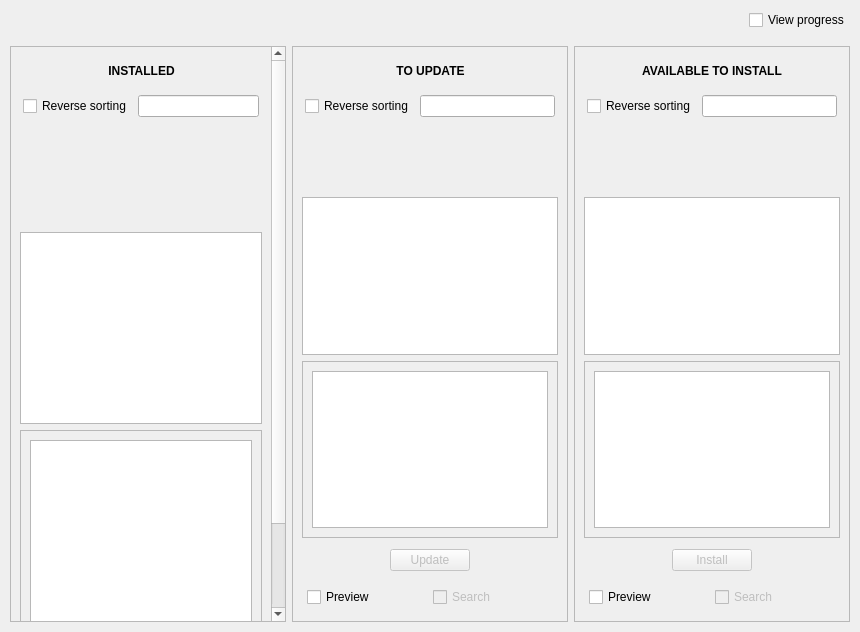
Old version of the form src/mainwindowview.ui in the repository juliagoda/pak-gui.
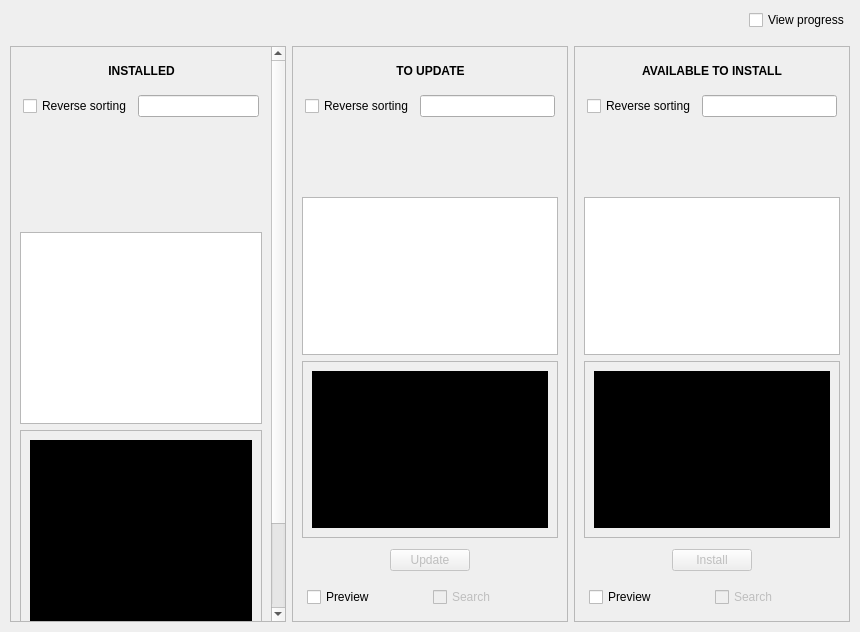
New version of the form.

```diff
--- a/src/mainwindowview.ui
+++ b/src/mainwindowview.ui
@@ -293,7 +293,14 @@
               </property>
               <layout class="QVBoxLayout" name="verticalLayout_4">
                <item>
-                <widget class="QTextBrowser" name="text_browser_tab_uninstall"/>
+                <widget class="QTextBrowser" name="text_browser_tab_uninstall">
+                 <property name="styleSheet">
+                  <string notr="true">color: white;
+background-color: black;
+font-family: Lucida Console,Lucida Sans Typewriter,monaco,Bitstream Vera Sans Mono,monospace;
+padding: 3px;</string>
+                 </property>
+                </widget>
                </item>
               </layout>
              </widget>
@@ -584,7 +591,14 @@
               </property>
               <layout class="QVBoxLayout" name="verticalLayout_5">
                <item>
-                <widget class="QTextBrowser" name="text_browser_tab_update"/>
+                <widget class="QTextBrowser" name="text_browser_tab_update">
+                 <property name="styleSheet">
+                  <string notr="true">color: white;
+background-color: black;
+font-family: Lucida Console,Lucida Sans Typewriter,monaco,Bitstream Vera Sans Mono,monospace;
+padding: 3px;</string>
+                 </property>
+                </widget>
                </item>
               </layout>
              </widget>
@@ -875,7 +889,14 @@
               </property>
               <layout class="QVBoxLayout" name="verticalLayout_6">
                <item>
-                <widget class="QTextBrowser" name="text_browser_tab_install"/>
+                <widget class="QTextBrowser" name="text_browser_tab_install">
+                 <property name="styleSheet">
+                  <string notr="true">color: white;
+background-color: black;
+font-family: Lucida Console,Lucida Sans Typewriter,monaco,Bitstream Vera Sans Mono,monospace;
+padding: 3px;</string>
+                 </property>
+                </widget>
                </item>
               </layout>
              </widget>
```
